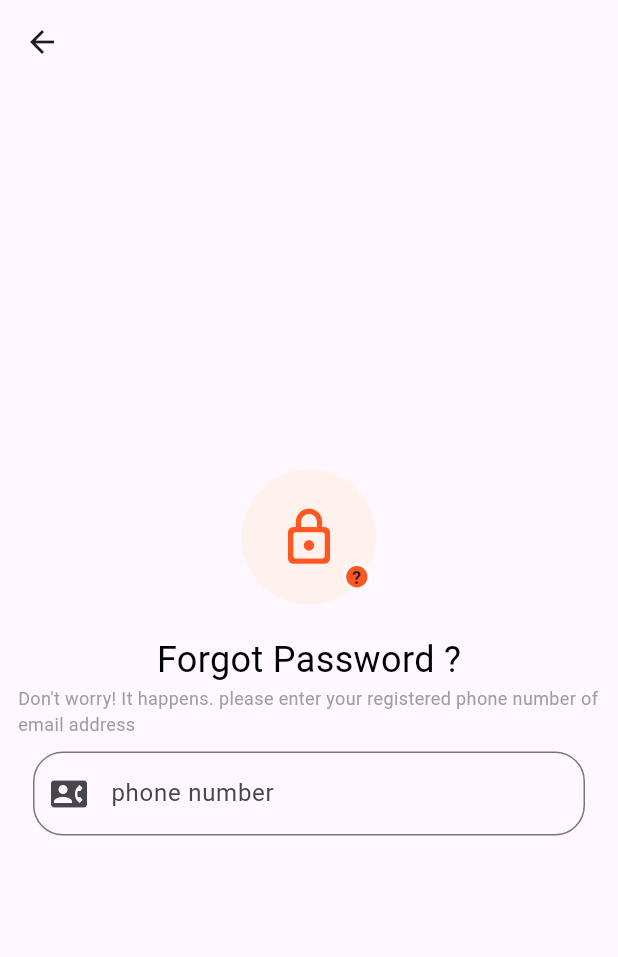
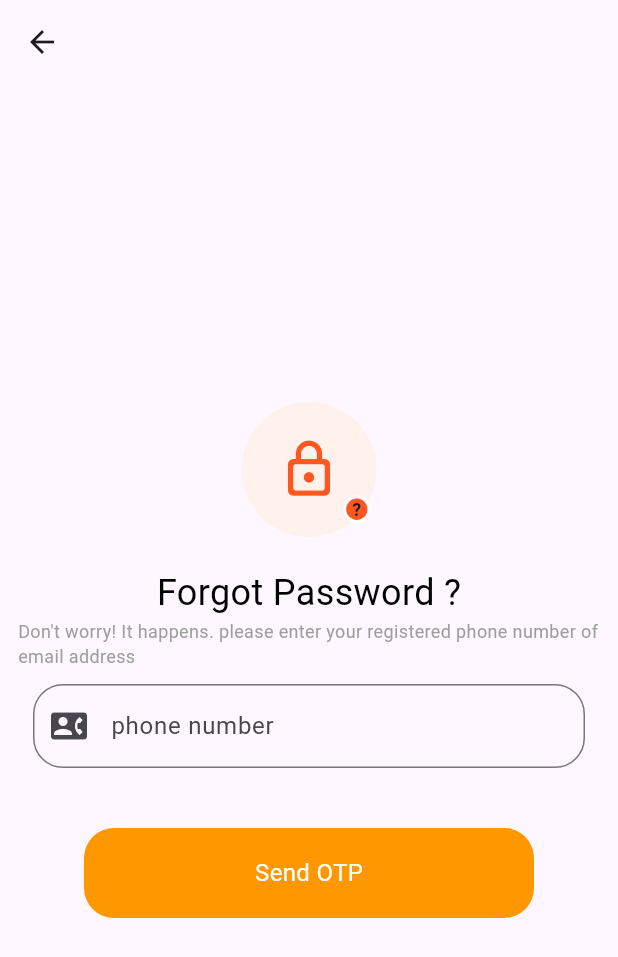
Before and after one commit to mdmehedidesktop-dotcom/navigation-, a Flutter app: the screen it shows after launch, on a phone screen of 412 x 824 dp. Shown: the top 957 px of the screen. Run offline on Flutter 3.47's test engine with Material 3 defaults, Android fonts, the phone set to English and light mode, and no system bars.

Commit message:
Update Project

```diff
--- a/lib/Screen/forgot_password.dart
+++ b/lib/Screen/forgot_password.dart
@@ -1,5 +1,6 @@
 import 'package:flutter/material.dart';
 
+import '../custome widget/Custtom button.dart';
 import '../custome widget/Custtom text field.dart';
 class ForgotPassword extends StatefulWidget {
   const ForgotPassword({super.key});
@@ -50,6 +51,8 @@ class _ForgotPasswordState extends State<ForgotPassword> {
             Text("Don't worry! It happens. please enter your registered phone number of email address",
             style: TextStyle(fontSize: 12,color: Colors.grey),),
             MyTextField(email: TextEditingController(), hint: 'phone number', mLine: 1, icon: Icons.contact_phone, suffixIcon: null,),
+            SizedBox(height: 30,),
+            CusttomButton(color: Colors.orange, onTap: () {  }, title: 'Send OTP', height:60, width: 300, textColor: Colors.white,)
           ],
         ),
       ),)),
```
